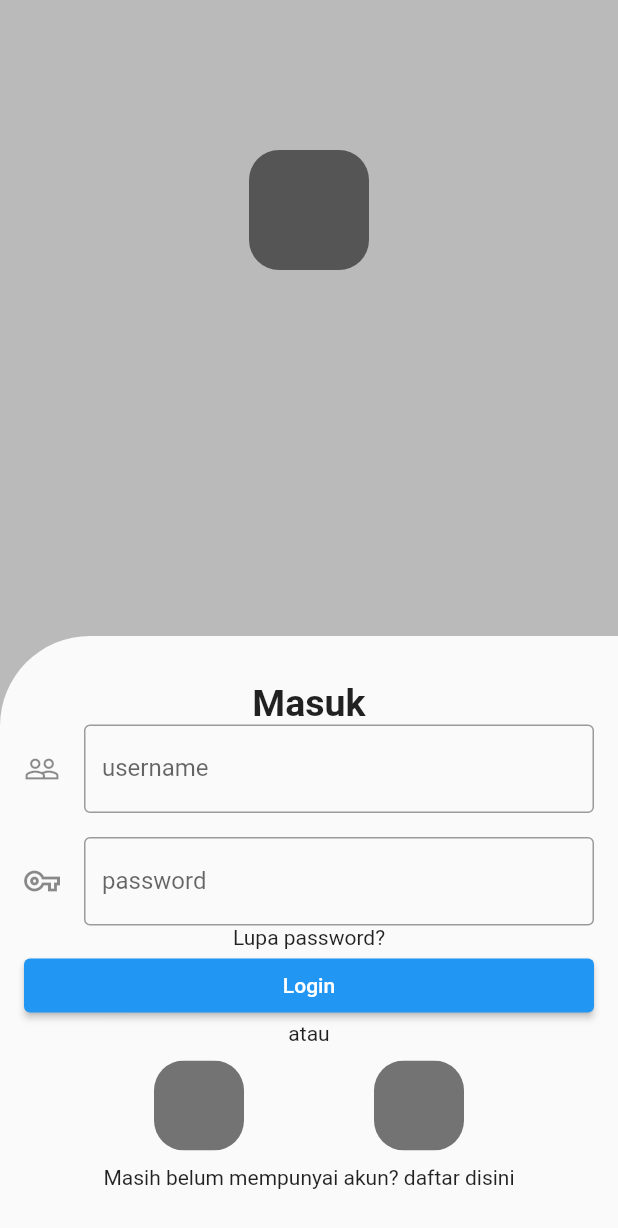
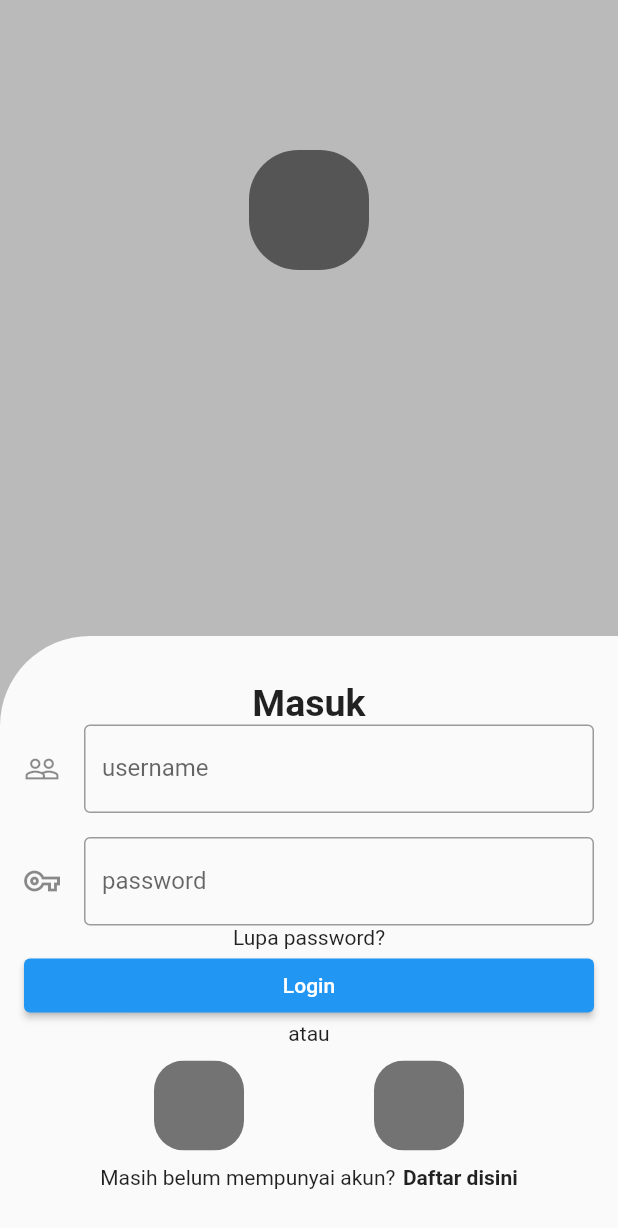
Before and after one commit to PNP-19-Dev/lapor-hoax-mobile, a Flutter app: the screen it shows after launch, on a phone screen of 412 x 824 dp. Shown: the top 1228 px of the screen. Run offline on Flutter 3.47's test engine with Material 2 defaults, Android fonts, the phone set to English and light mode, and no system bars.

```diff
--- a/lib/home_page.dart
+++ b/lib/home_page.dart
@@ -1,5 +1,5 @@
 import 'package:flutter/material.dart';
-
+import 'package:laporhoax/register_page.dart';
 class LoginPage extends StatelessWidget {
   static String routeName = "/login_page";
 
@@ -15,7 +15,7 @@ class LoginPage extends StatelessWidget {
             right: 10,
             child: Center(
               child: ClipRRect(
-                borderRadius: BorderRadius.circular(20),
+                borderRadius: BorderRadius.circular(33),
                 child: Container(
                   color: Colors.black54,
                   height: 80,
@@ -90,7 +90,24 @@ class LoginPage extends StatelessWidget {
                       ],
                     ),
                   ),
-                  Text('Masih belum mempunyai akun? daftar disini'),
+                  Wrap(
+                    children: [
+                      Text('Masih belum mempunyai akun?'),
+                      SizedBox(width: 5,),
+                      GestureDetector(
+                        onTap: () {
+                          Navigator
+                        .pushNamed(context, RegisterPage.routeName);
+                          },
+                        child: Text(
+                            'Daftar disini',
+                          style: TextStyle(
+                            fontWeight: FontWeight.bold,
+                          ),
+                        ),
+                      ),
+                    ],
+                  ),
                 ],
               ),
             ),
--- a/lib/main.dart
+++ b/lib/main.dart
@@ -1,5 +1,6 @@
 import 'package:flutter/material.dart';
 import 'package:laporhoax/home_page.dart';
+import 'package:laporhoax/register_page.dart';
 
 void main() => runApp(MyApp());
 
@@ -13,6 +14,7 @@ class MyApp extends StatelessWidget {
       initialRoute: LoginPage.routeName,
       routes: {
         LoginPage.routeName: (context) => LoginPage(),
+        RegisterPage.routeName: (context) => RegisterPage(),
       }
     );
   }
```
Also changed, not shown: lib/register_page.dart (added, +114 -0 lines).
